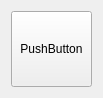
Old version of the form soundbutton.ui in the repository pieero/pieeros-project.
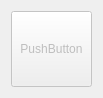
New version of the form.

```diff
--- a/soundbutton.ui
+++ b/soundbutton.ui
@@ -22,6 +22,9 @@
   <layout class="QGridLayout" name="gridLayout">
    <item row="0" column="0">
     <widget class="QPushButton" name="button">
+     <property name="enabled">
+      <bool>false</bool>
+     </property>
      <property name="sizePolicy">
       <sizepolicy hsizetype="Minimum" vsizetype="Minimum">
        <horstretch>0</horstretch>
@@ -34,6 +37,12 @@
      <property name="checkable">
       <bool>true</bool>
      </property>
+     <property name="default">
+      <bool>false</bool>
+     </property>
+     <property name="flat">
+      <bool>false</bool>
+     </property>
     </widget>
    </item>
   </layout>
```
